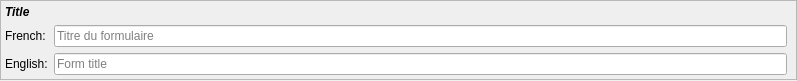
This is resources/form_edit.ui in lesca-research/piccel as Qt 5 draws it before an edit. The edited form follows.
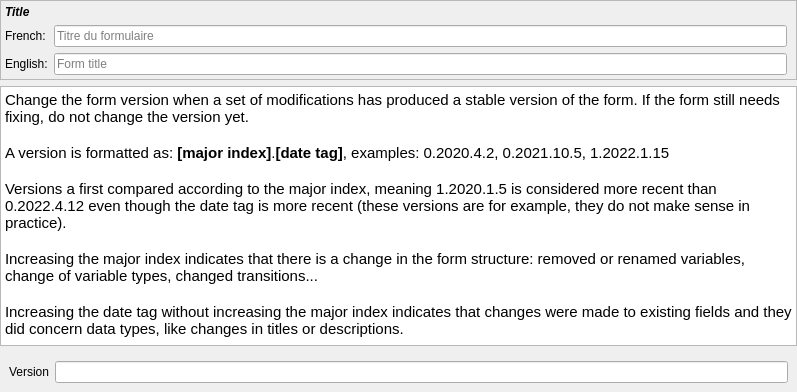
This is the edited form.

Commit message: Make Interview_Type be not editable in update form given by Interview_Tracker. Avoid reloading read-only sheets on every request. Add version variable in Form. Start plugging it in form edition UI. Improve documentation of form __users__. Fix fetching sheet validity for the correct view from Qt model.

Patch:
```diff
--- a/resources/form_edit.ui
+++ b/resources/form_edit.ui
@@ -7,7 +7,7 @@
     <x>0</x>
     <y>0</y>
     <width>797</width>
-    <height>81</height>
+    <height>392</height>
    </rect>
   </property>
   <property name="windowTitle">
@@ -107,6 +107,71 @@
      </layout>
     </widget>
    </item>
+   <item>
+    <widget class="QTextEdit" name="textEdit">
+     <property name="sizePolicy">
+      <sizepolicy hsizetype="Minimum" vsizetype="Preferred">
+       <horstretch>0</horstretch>
+       <verstretch>0</verstretch>
+      </sizepolicy>
+     </property>
+     <property name="minimumSize">
+      <size>
+       <width>0</width>
+       <height>260</height>
+      </size>
+     </property>
+     <property name="verticalScrollBarPolicy">
+      <enum>Qt::ScrollBarAlwaysOff</enum>
+     </property>
+     <property name="horizontalScrollBarPolicy">
+      <enum>Qt::ScrollBarAlwaysOff</enum>
+     </property>
+     <property name="sizeAdjustPolicy">
+      <enum>QAbstractScrollArea::AdjustToContents</enum>
+     </property>
+     <property name="readOnly">
+      <bool>true</bool>
+     </property>
+     <property name="html">
+      <string>&lt;!DOCTYPE HTML PUBLIC &quot;-//W3C//DTD HTML 4.0//EN&quot; &quot;http://www.w3.org/TR/REC-html40/strict.dtd&quot;&gt;
+&lt;html&gt;&lt;head&gt;&lt;meta name=&quot;qrichtext&quot; content=&quot;1&quot; /&gt;&lt;style type=&quot;text/css&quot;&gt;
+p, li { white-space: pre-wrap; }
+&lt;/style&gt;&lt;/head&gt;&lt;body style=&quot; font-family:'Ubuntu'; font-size:11pt; font-weight:400; font-style:normal;&quot;&gt;
+&lt;p style=&quot; margin-top:0px; margin-bottom:0px; margin-left:0px; margin-right:0px; -qt-block-indent:0; text-indent:0px;&quot;&gt;Change the form version when a set of modifications has produced a stable version of the form. If the form still needs fixing, do not change the version yet.&lt;/p&gt;
+&lt;p style=&quot;-qt-paragraph-type:empty; margin-top:0px; margin-bottom:0px; margin-left:0px; margin-right:0px; -qt-block-indent:0; text-indent:0px;&quot;&gt;&lt;br /&gt;&lt;/p&gt;
+&lt;p style=&quot; margin-top:0px; margin-bottom:0px; margin-left:0px; margin-right:0px; -qt-block-indent:0; text-indent:0px;&quot;&gt;A version is formatted as: &lt;span style=&quot; font-weight:600;&quot;&gt;[major index]&lt;/span&gt;.&lt;span style=&quot; font-weight:600;&quot;&gt;[date tag]&lt;/span&gt;, examples: 0.2020.4.2, 0.2021.10.5, 1.2022.1.15 &lt;/p&gt;
+&lt;p style=&quot;-qt-paragraph-type:empty; margin-top:0px; margin-bottom:0px; margin-left:0px; margin-right:0px; -qt-block-indent:0; text-indent:0px;&quot;&gt;&lt;br /&gt;&lt;/p&gt;
+&lt;p style=&quot; margin-top:0px; margin-bottom:0px; margin-left:0px; margin-right:0px; -qt-block-indent:0; text-indent:0px;&quot;&gt;Versions a first compared according to the major index, meaning 1.2020.1.5 is considered more recent than 0.2022.4.12 even though the date tag is more recent (these versions are for example, they do not make sense in practice).&lt;/p&gt;
+&lt;p style=&quot;-qt-paragraph-type:empty; margin-top:0px; margin-bottom:0px; margin-left:0px; margin-right:0px; -qt-block-indent:0; text-indent:0px;&quot;&gt;&lt;br /&gt;&lt;/p&gt;
+&lt;p style=&quot; margin-top:0px; margin-bottom:0px; margin-left:0px; margin-right:0px; -qt-block-indent:0; text-indent:0px;&quot;&gt;Increasing the major index indicates that there is a change in the form structure: removed or renamed variables, change of variable types, changed transitions...&lt;/p&gt;
+&lt;p style=&quot;-qt-paragraph-type:empty; margin-top:0px; margin-bottom:0px; margin-left:0px; margin-right:0px; -qt-block-indent:0; text-indent:0px;&quot;&gt;&lt;br /&gt;&lt;/p&gt;
+&lt;p style=&quot; margin-top:0px; margin-bottom:0px; margin-left:0px; margin-right:0px; -qt-block-indent:0; text-indent:0px;&quot;&gt;Increasing the date tag without increasing the major index indicates that changes were made to existing fields and they did concern data types, like changes in titles or descriptions.&lt;/p&gt;&lt;/body&gt;&lt;/html&gt;</string>
+     </property>
+    </widget>
+   </item>
+   <item>
+    <widget class="QFrame" name="frame">
+     <property name="frameShape">
+      <enum>QFrame::NoFrame</enum>
+     </property>
+     <property name="frameShadow">
+      <enum>QFrame::Raised</enum>
+     </property>
+     <layout class="QFormLayout" name="formLayout_2">
+      <item row="0" column="1">
+       <widget class="QLineEdit" name="versionLineEdit"/>
+      </item>
+      <item row="0" column="0">
+       <widget class="QLabel" name="versionLabel">
+        <property name="text">
+         <string>Version</string>
+        </property>
+       </widget>
+      </item>
+     </layout>
+    </widget>
+   </item>
   </layout>
  </widget>
  <resources/>
```
The commit also changes 4 other files.
